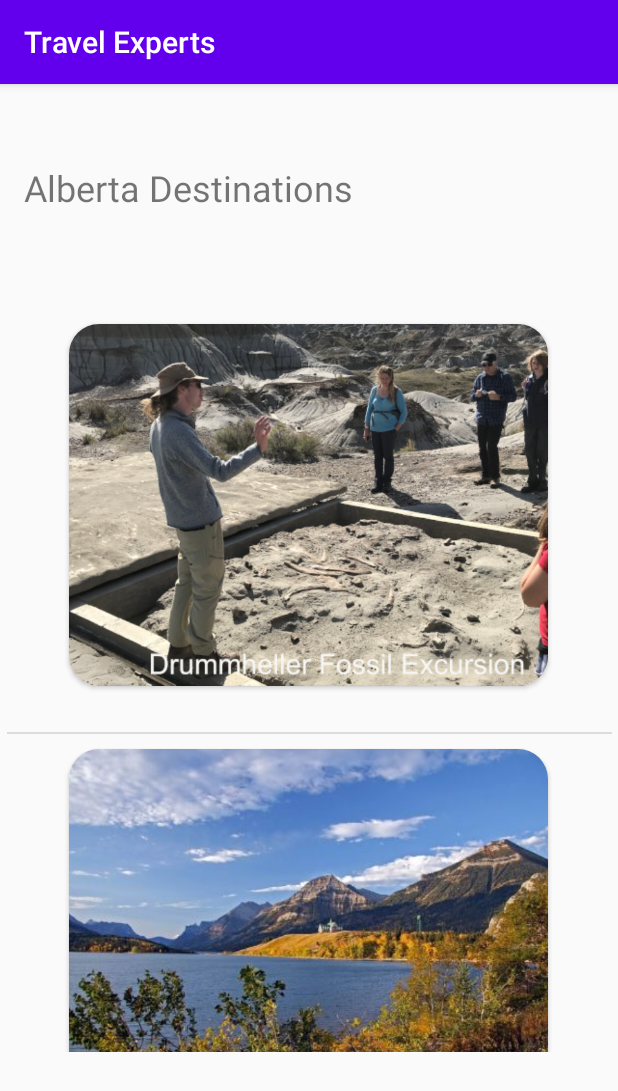
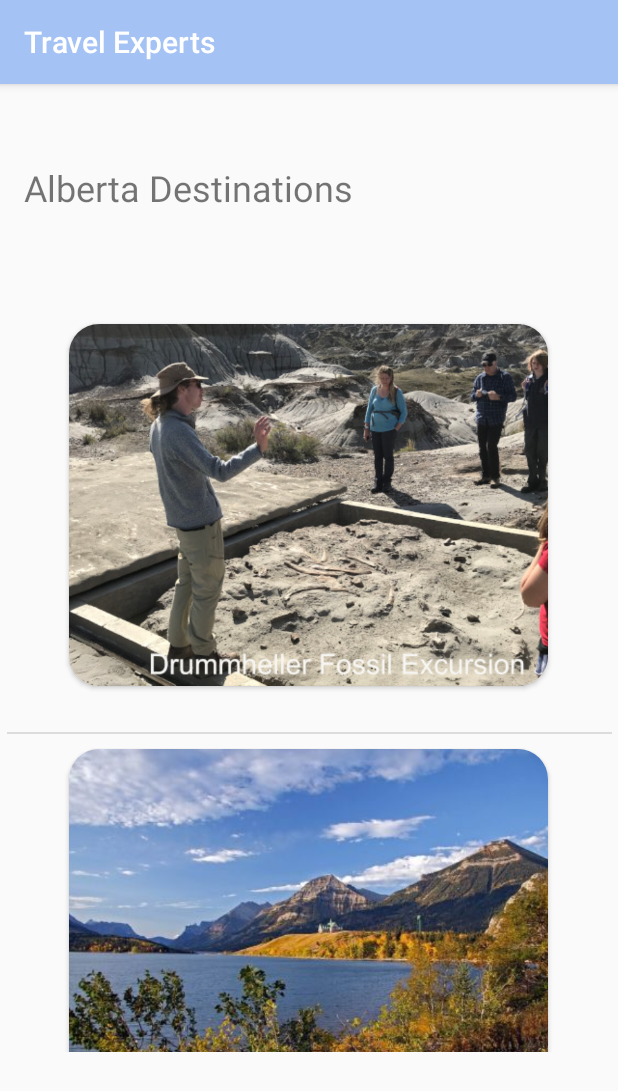
Before and after one commit to enovinpour/OOSD2020TravelExpertsMobileApp, an Android app: the screen it shows after launch (PackageSelectActivity), on a phone screen of 412 x 824 dp. Shown: the top 1091 px of the screen. Run offline under Robolectric (Android 15) with nearby library versions, the phone set to English and light mode, and no system bars.

Commit message:
crystal - commit to fix some weird error

```diff
--- a/app/src/main/res/values/styles.xml
+++ b/app/src/main/res/values/styles.xml
@@ -2,9 +2,9 @@
     <!-- Base application theme. -->
     <style name="AppTheme" parent="Theme.AppCompat.Light.DarkActionBar">
         <!-- Customize your theme here. -->
-        <item name="colorPrimary">@color/colorPrimary</item>
-        <item name="colorPrimaryDark">@color/colorPrimaryDark</item>
-        <item name="colorAccent">@color/colorAccent</item>
+        <item name="colorPrimary">#a4c2f4</item>
+        <item name="colorPrimaryDark">#354257</item>
+        <item name="colorAccent">#5fc0de</item>
     </style>
 
 </resources>
```
